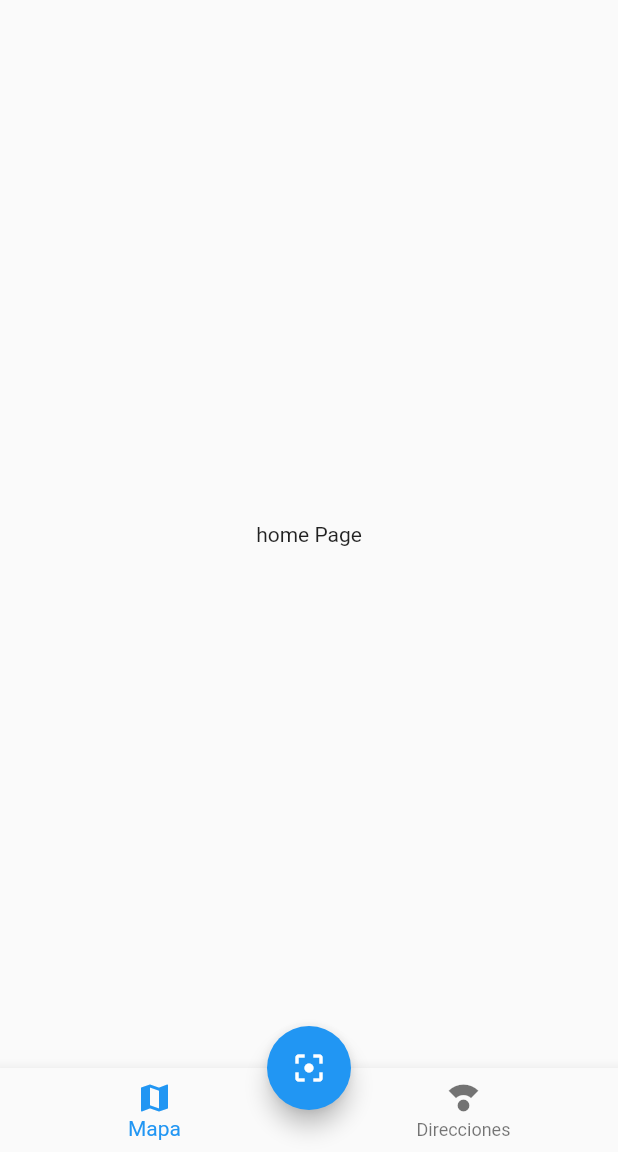
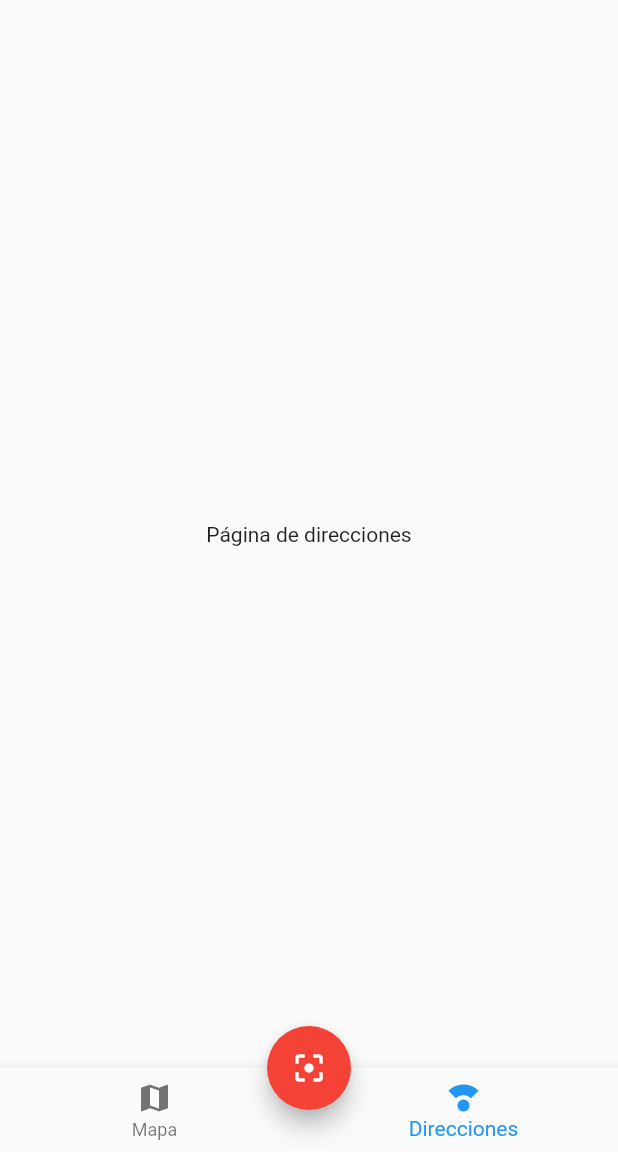
Before and after one commit to renecrapaud/qr_reader_flutter, a Flutter app: the screen it shows after launch, on a phone screen of 412 x 824 dp, the part 84-1236 px from its top. Run offline on Flutter 3.47's test engine with Material 2 defaults, Android fonts, the phone set to English and light mode, and no system bars.

```diff
--- a/lib/main.dart
+++ b/lib/main.dart
@@ -1,6 +1,8 @@
 import 'package:flutter/material.dart';
+import 'package:provider/provider.dart';
 import 'package:qrreader/pages/home_page.dart';
 import 'package:qrreader/pages/mapa_page.dart';
+import 'package:qrreader/providers/ui_provider.dart';
 
 void main() => runApp(const MyApp());
 
@@ -9,10 +11,19 @@ class MyApp extends StatelessWidget {
 
   @override
   Widget build(BuildContext context) {
-    return MaterialApp(
-      title: 'QR Reader',
-      initialRoute: 'home',
-      routes: {'home': (_) => HomePage(), 'mapa': (_) => MapaPage()},
+    return MultiProvider(
+      providers: [
+        ChangeNotifierProvider(create: (_) => UiProvider()),
+      ],
+      child: MaterialApp(
+        title: 'QR Reader',
+        initialRoute: 'home',
+        routes: {'home': (_) => HomePage(), 'mapa': (_) => MapaPage()},
+        theme: ThemeData(
+            primaryColor: Colors.red,
+            floatingActionButtonTheme: const FloatingActionButtonThemeData(
+                backgroundColor: Colors.red)),
+      ),
     );
   }
 }
--- /dev/null
+++ b/lib/pages/address_page.dart
@@ -0,0 +1,10 @@
+import 'package:flutter/material.dart';
+
+class AddressPage extends StatelessWidget {
+  @override
+  Widget build(BuildContext context) {
+    return const Center(
+      child: Text('Página de direcciones'),
+    );
+  }
+}
--- a/lib/pages/home_page.dart
+++ b/lib/pages/home_page.dart
@@ -1,22 +1,45 @@
 import 'package:flutter/material.dart';
+import 'package:provider/provider.dart';
+import 'package:qrreader/pages/address_page.dart';
+import 'package:qrreader/pages/maps_hist.dart';
+import 'package:qrreader/providers/ui_provider.dart';
 import '../widgets/custom_navigatorbar.dart';
 import '../widgets/scan_button.dart';
 
 class HomePage extends StatelessWidget {
+  const HomePage({super.key});
+
   @override
   Widget build(BuildContext context) {
     return Scaffold(
       appBar: AppBar(
         elevation: 0,
-        title: Text('Historial'),
+        title: const Text('Historial'),
         actions: [
-          IconButton(onPressed: () {}, icon: Icon(Icons.delete_forever))
+          IconButton(onPressed: () {}, icon: const Icon(Icons.delete_forever))
         ],
       ),
-      body: Center(child: Text('home Page')),
-      bottomNavigationBar: CustomNavigationBar(),
+      body: _HomePageBody(),
+      bottomNavigationBar: const CustomNavigationBar(),
       floatingActionButton: ScanButton(),
       floatingActionButtonLocation: FloatingActionButtonLocation.centerDocked,
     );
   }
 }
+
+class _HomePageBody extends StatelessWidget {
+  @override
+  Widget build(BuildContext context) {
+    // get selected menu opt from state
+    final uiProvider = Provider.of<UiProvider>(context);
+    final currIndex = uiProvider.selectedMenuOpt;
+    switch (currIndex) {
+      case 0:
+        return MapsHist();
+      case 1:
+        return AddressPage();
+      default:
+        return MapsHist();
+    }
+  }
+}
--- /dev/null
+++ b/lib/pages/maps_hist.dart
@@ -0,0 +1,10 @@
+import 'package:flutter/material.dart';
+
+class MapsHist extends StatelessWidget {
+  @override
+  Widget build(BuildContext context) {
+    return const Center(
+      child: Text('historial de mapas'),
+    );
+  }
+}
--- /dev/null
+++ b/lib/providers/ui_provider.dart
@@ -0,0 +1,14 @@
+import 'package:flutter/cupertino.dart';
+
+class UiProvider extends ChangeNotifier {
+  int _selectedMenuOpt = 1;
+
+  int get selectedMenuOpt {
+    return _selectedMenuOpt;
+  }
+
+  set selectedMenuOpt(int i) {
+    _selectedMenuOpt = i;
+    notifyListeners();
+  }
+}
--- a/lib/widgets/custom_navigatorbar.dart
+++ b/lib/widgets/custom_navigatorbar.dart
@@ -1,11 +1,20 @@
 import 'package:flutter/material.dart';
+import 'package:provider/provider.dart';
+
+import '../providers/ui_provider.dart';
 
 class CustomNavigationBar extends StatelessWidget {
+  const CustomNavigationBar({super.key});
+
   @override
   Widget build(BuildContext context) {
+    final uiProvider = Provider.of<UiProvider>(context);
+
+    final currIndex = uiProvider.selectedMenuOpt;
     return BottomNavigationBar(
-      currentIndex: 0,
-      items: <BottomNavigationBarItem>[
+      onTap: (int i) => uiProvider.selectedMenuOpt = i,
+      currentIndex: currIndex,
+      items: const <BottomNavigationBarItem>[
         BottomNavigationBarItem(icon: Icon(Icons.map), label: 'Mapa'),
         BottomNavigationBarItem(
             icon: Icon(Icons.compass_calibration), label: 'Direcciones')
--- a/pubspec.yaml
+++ b/pubspec.yaml
@@ -36,6 +36,7 @@ dependencies:
   # The following adds the Cupertino Icons font to your application.
   # Use with the CupertinoIcons class for iOS style icons.
   cupertino_icons: ^1.0.2
+  provider: ^6.0.5
 
 dev_dependencies:
   flutter_test:
```
Also changed, not shown: 3 other files.
